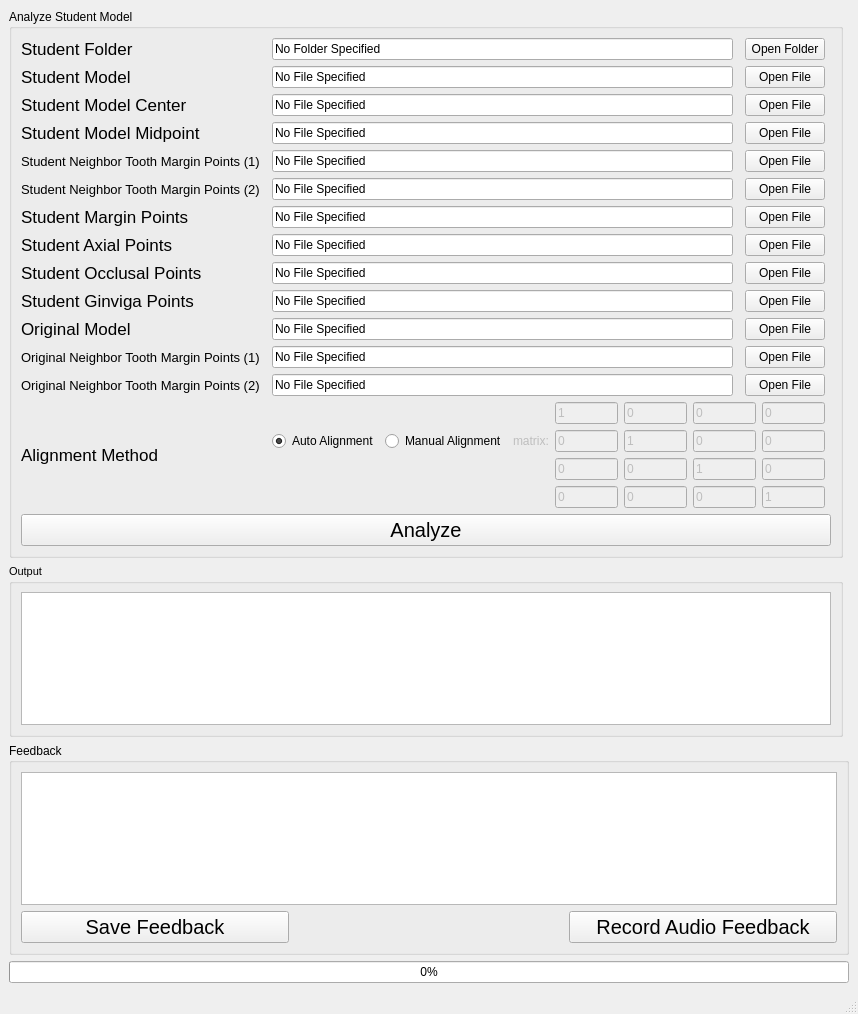
SenyangJiang/DentalAnalyzer, file mainwindow.ui: the form before one commit.
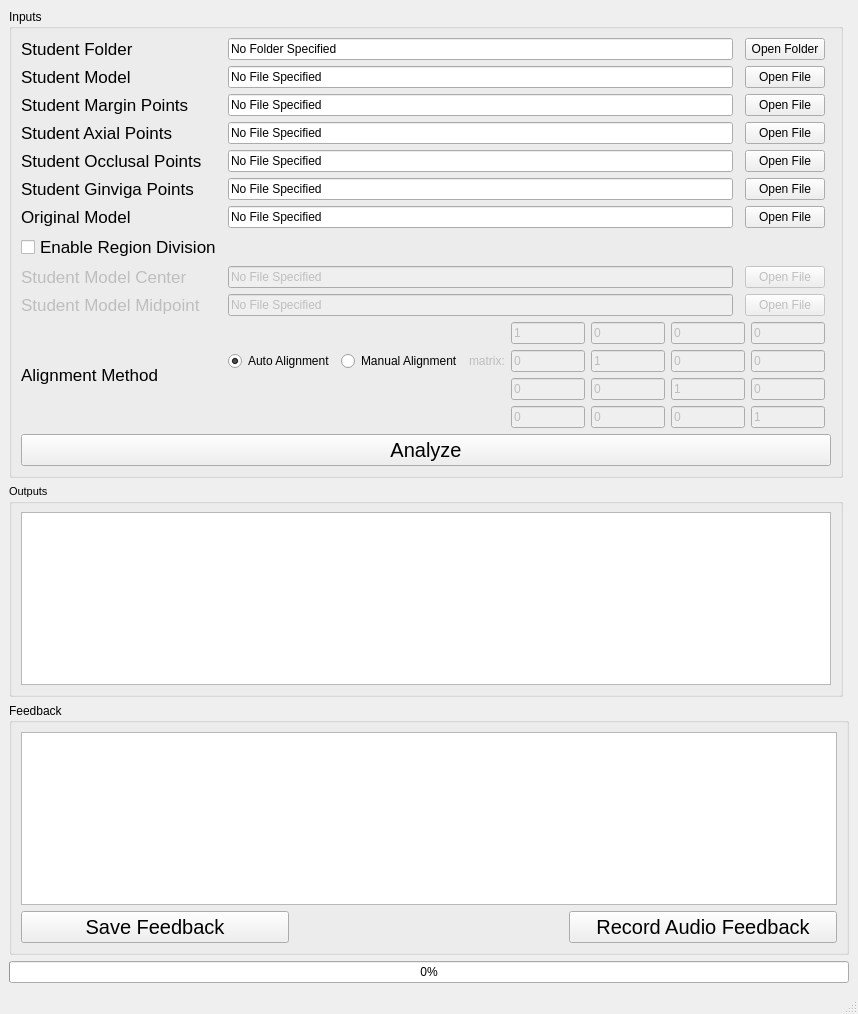
The form after the commit.

What changed in the file:
```diff
--- a/mainwindow.ui
+++ b/mainwindow.ui
@@ -41,7 +41,7 @@
          </font>
         </property>
         <property name="title">
-         <string>Output</string>
+         <string>Outputs</string>
         </property>
         <layout class="QGridLayout" name="gridLayout_6">
          <item row="0" column="0">
@@ -132,34 +132,84 @@
          <bool>false</bool>
         </property>
         <property name="title">
-         <string>Analyze Student Model</string>
+         <string>Inputs</string>
         </property>
         <property name="flat">
          <bool>false</bool>
         </property>
-        <layout class="QGridLayout" name="gridLayout" columnstretch="0,0,0,0,0,0">
-         <item row="8" column="2">
-          <widget class="QLineEdit" name="lineEditStudentOcclusalPoints">
-           <property name="focusPolicy">
-            <enum>Qt::ClickFocus</enum>
+        <layout class="QGridLayout" name="gridLayout" columnstretch="0,0,0,0,0">
+         <item row="4" column="0">
+          <widget class="QLabel" name="label_3">
+           <property name="font">
+            <font>
+             <family>Arial</family>
+             <pointsize>13</pointsize>
+            </font>
            </property>
            <property name="text">
-            <string>No File Specified</string>
+            <string>Student Margin Points</string>
            </property>
-           <property name="readOnly">
-            <bool>true</bool>
+          </widget>
+         </item>
+         <item row="11" column="3">
+          <widget class="QPushButton" name="pushButtonStudentMidpoint">
+           <property name="enabled">
+            <bool>false</bool>
            </property>
+           <property name="text">
+            <string>Open File</string>
+           </property>
           </widget>
          </item>
-         <item row="10" column="4">
+         <item row="5" column="3">
+          <widget class="QPushButton" name="pushButtonStudentAxialPoints">
+           <property name="text">
+            <string>Open File</string>
+           </property>
+          </widget>
+         </item>
+         <item row="8" column="0">
+          <widget class="QLabel" name="label_7">
+           <property name="font">
+            <font>
+             <family>Arial</family>
+             <pointsize>13</pointsize>
+            </font>
+           </property>
+           <property name="text">
+            <string>Original Model</string>
+           </property>
+          </widget>
+         </item>
+         <item row="4" column="3">
+          <widget class="QPushButton" name="pushButtonStudentMarginPoints">
+           <property name="text">
+            <string>Open File</string>
+           </property>
+          </widget>
+         </item>
+         <item row="6" column="0">
+          <widget class="QLabel" name="label_5">
+           <property name="font">
+            <font>
+             <family>Arial</family>
+             <pointsize>13</pointsize>
+            </font>
+           </property>
+           <property name="text">
+            <string>Student Occlusal Points</string>
+           </property>
+          </widget>
+         </item>
+         <item row="8" column="3">
           <widget class="QPushButton" name="pushButtonOriginalModel">
            <property name="text">
             <string>Open File</string>
            </property>
           </widget>
          </item>
-         <item row="0" column="0">
-          <widget class="QLabel" name="label">
+         <item row="5" column="0">
+          <widget class="QLabel" name="label_4">
            <property name="font">
             <font>
              <family>Arial</family>
@@ -167,11 +217,138 @@
             </font>
            </property>
            <property name="text">
-            <string>Student Folder</string>
+            <string>Student Axial Points</string>
            </property>
           </widget>
          </item>
-         <item row="0" column="4">
+         <item row="10" column="0">
+          <widget class="QLabel" name="labelStudentCenter">
+           <property name="enabled">
+            <bool>false</bool>
+           </property>
+           <property name="font">
+            <font>
+             <family>Arial</family>
+             <pointsize>13</pointsize>
+            </font>
+           </property>
+           <property name="text">
+            <string>Student Model Center</string>
+           </property>
+          </widget>
+         </item>
+         <item row="1" column="3">
+          <widget class="QPushButton" name="pushButtonStudentModel">
+           <property name="text">
+            <string>Open File</string>
+           </property>
+          </widget>
+         </item>
+         <item row="1" column="1">
+          <widget class="QLineEdit" name="lineEditStudentModel">
+           <property name="focusPolicy">
+            <enum>Qt::ClickFocus</enum>
+           </property>
+           <property name="text">
+            <string>No File Specified</string>
+           </property>
+           <property name="readOnly">
+            <bool>true</bool>
+           </property>
+          </widget>
+         </item>
+         <item row="1" column="0">
+          <widget class="QLabel" name="label_2">
+           <property name="font">
+            <font>
+             <family>Arial</family>
+             <pointsize>13</pointsize>
+            </font>
+           </property>
+           <property name="text">
+            <string>Student Model</string>
+           </property>
+          </widget>
+         </item>
+         <item row="6" column="3">
+          <widget class="QPushButton" name="pushButtonStudentOcclusalPoints">
+           <property name="text">
+            <string>Open File</string>
+           </property>
+          </widget>
+         </item>
+         <item row="7" column="0">
+          <widget class="QLabel" name="label_6">
+           <property name="font">
+            <font>
+             <family>Arial</family>
+             <pointsize>13</pointsize>
+            </font>
+           </property>
+           <property name="frameShape">
+            <enum>QFrame::NoFrame</enum>
+           </property>
+           <property name="text">
+            <string>Student Ginviga Points</string>
+           </property>
+          </widget>
+         </item>
+         <item row="11" column="0">
+          <widget class="QLabel" name="labelStudentMidpoint">
+           <property name="enabled">
+            <bool>false</bool>
+           </property>
+           <property name="font">
+            <font>
+             <family>Arial</family>
+             <pointsize>13</pointsize>
+            </font>
+           </property>
+           <property name="text">
+            <string>Student Model Midpoint</string>
+           </property>
+          </widget>
+         </item>
+         <item row="11" column="1">
+          <widget class="QLineEdit" name="lineEditStudentMidpoint">
+           <property name="enabled">
+            <bool>false</bool>
+           </property>
+           <property name="text">
+            <string>No File Specified</string>
+           </property>
+           <property name="readOnly">
+            <bool>true</bool>
+           </property>
+          </widget>
+         </item>
+         <item row="0" column="1">
+          <widget class="QLineEdit" name="lineEditStudentFolder">
+           <property name="focusPolicy">
+            <enum>Qt::ClickFocus</enum>
+           </property>
+           <property name="text">
+            <string>No Folder Specified</string>
+           </property>
+           <property name="readOnly">
+            <bool>true</bool>
+           </property>
+          </widget>
+         </item>
+         <item row="7" column="1">
+          <widget class="QLineEdit" name="lineEditStudentGingivaPoints">
+           <property name="focusPolicy">
+            <enum>Qt::ClickFocus</enum>
+           </property>
+           <property name="text">
+            <string>No File Specified</string>
+           </property>
+           <property name="readOnly">
+            <bool>true</bool>
+           </property>
+          </widget>
+         </item>
+         <item row="0" column="3">
           <widget class="QPushButton" name="pushButtonStudentFolder">
            <property name="text">
             <string>Open Folder</string>
@@ -193,30 +370,7 @@
            </property>
           </widget>
          </item>
-         <item row="22" column="0" colspan="6">
-          <widget class="QPushButton" name="pushButtonAnalyze">
-           <property name="font">
-            <font>
-             <family>Arial</family>
-             <pointsize>15</pointsize>
-            </font>
-           </property>
-           <property name="text">
-            <string>Analyze</string>
-           </property>
-          </widget>
-         </item>
-         <item row="2" column="2">
-          <widget class="QLineEdit" name="lineEditStudentCenter">
-           <property name="text">
-            <string>No File Specified</string>
-           </property>
-           <property name="readOnly">
-            <bool>true</bool>
-           </property>
-          </widget>
-         </item>
-         <item row="6" column="2">
+         <item row="4" column="1">
           <widget class="QLineEdit" name="lineEditStudentMarginPoints">
            <property name="focusPolicy">
             <enum>Qt::ClickFocus</enum>
@@ -229,59 +383,12 @@
            </property>
           </widget>
          </item>
-         <item row="7" column="0">
-          <widget class="QLabel" name="label_4">
-           <property name="font">
-            <font>
-             <family>Arial</family>
-             <pointsize>13</pointsize>
-            </font>
-           </property>
-           <property name="text">
-            <string>Student Axial Points</string>
-           </property>
-          </widget>
-         </item>
-         <item row="7" column="4">
-          <widget class="QPushButton" name="pushButtonStudentAxialPoints">
-           <property name="text">
-            <string>Open File</string>
-           </property>
-          </widget>
-         </item>
-         <item row="6" column="4">
-          <widget class="QPushButton" name="pushButtonStudentMarginPoints">
-           <property name="text">
-            <string>Open File</string>
-           </property>
-          </widget>
-         </item>
-         <item row="8" column="4">
-          <widget class="QPushButton" name="pushButtonStudentOcclusalPoints">
-           <property name="text">
-            <string>Open File</string>
-           </property>
-          </widget>
-         </item>
-         <item row="0" column="2">
-          <widget class="QLineEdit" name="lineEditStudentFolder">
+         <item row="6" column="1">
+          <widget class="QLineEdit" name="lineEditStudentOcclusalPoints">
            <property name="focusPolicy">
             <enum>Qt::ClickFocus</enum>
            </property>
            <property name="text">
-            <string>No Folder Specified</string>
-           </property>
-           <property name="readOnly">
-            <bool>true</bool>
-           </property>
-          </widget>
-         </item>
-         <item row="7" column="2">
-          <widget class="QLineEdit" name="lineEditStudentAxialPoints">
-           <property name="focusPolicy">
-            <enum>Qt::ClickFocus</enum>
-           </property>
-           <property name="text">
             <string>No File Specified</string>
            </property>
            <property name="readOnly">
@@ -289,121 +396,30 @@
            </property>
           </widget>
          </item>
-         <item row="4" column="0">
-          <widget class="QLabel" name="label_9">
+         <item row="0" column="0">
+          <widget class="QLabel" name="label">
            <property name="font">
             <font>
              <family>Arial</family>
-             <pointsize>10</pointsize>
-            </font>
-           </property>
-           <property name="text">
-            <string>Student Neighbor Tooth Margin Points (1)</string>
-           </property>
-          </widget>
-         </item>
-         <item row="3" column="0">
-          <widget class="QLabel" name="label_11">
-           <property name="font">
-            <font>
-             <family>Arial</family>
              <pointsize>13</pointsize>
             </font>
            </property>
            <property name="text">
-            <string>Student Model Midpoint</string>
+            <string>Student Folder</string>
            </property>
           </widget>
          </item>
-         <item row="13" column="0">
-          <widget class="QLabel" name="label_8">
-           <property name="font">
-            <font>
-             <family>Arial</family>
-             <pointsize>13</pointsize>
-            </font>
+         <item row="10" column="3">
+          <widget class="QPushButton" name="pushButtonStudentCenter">
+           <property name="enabled">
+            <bool>false</bool>
            </property>
            <property name="text">
-            <string>Alignment Method</string>
+            <string>Open File</string>
            </property>
           </widget>
          </item>
-         <item row="3" column="2">
-          <widget class="QLineEdit" name="lineEditStudentMidpoint">
-           <property name="text">
-            <string>No File Specified</string>
-           </property>
-           <property name="readOnly">
-            <bool>true</bool>
-           </property>
-          </widget>
-         </item>
-         <item row="9" column="0">
-          <widget class="QLabel" name="label_6">
-           <property name="font">
-            <font>
-             <family>Arial</family>
-             <pointsize>13</pointsize>
-            </font>
-           </property>
-           <property name="frameShape">
-            <enum>QFrame::NoFrame</enum>
-           </property>
-           <property name="text">
-            <string>Student Ginviga Points</string>
-           </property>
-          </widget>
-         </item>
-         <item row="2" column="0">
-          <widget class="QLabel" name="label_10">
-           <property name="font">
-            <font>
-             <family>Arial</family>
-             <pointsize>13</pointsize>
-            </font>
-           </property>
-           <property name="text">
-            <string>Student Model Center</string>
-           </property>
-          </widget>
-         </item>
-         <item row="10" column="2">
-          <widget class="QLineEdit" name="lineEditOriginalModel">
-           <property name="text">
-            <string>No File Specified</string>
-           </property>
-           <property name="readOnly">
-            <bool>true</bool>
-           </property>
-          </widget>
-         </item>
-         <item row="8" column="0">
-          <widget class="QLabel" name="label_5">
-           <property name="font">
-            <font>
-             <family>Arial</family>
-             <pointsize>13</pointsize>
-            </font>
-           </property>
-           <property name="text">
-            <string>Student Occlusal Points</string>
-           </property>
-          </widget>
-         </item>
-         <item row="1" column="0">
-          <widget class="QLabel" name="label_2">
-           <property name="font">
-            <font>
-             <family>Arial</family>
-             <pointsize>13</pointsize>
-            </font>
-           </property>
-           <property name="text">
-            <string>Student Model</string>
-           </property>
-          </widget>
-         </item>
-         <item row="13" column="2" colspan="3">
+         <item row="12" column="1" colspan="3">
           <layout class="QGridLayout" name="gridLayout_2" columnstretch="4,0,0,0,0,0,0">
            <item row="1" column="1">
             <widget class="QRadioButton" name="radioButtonManualAlignment">
@@ -600,26 +616,9 @@
            </item>
           </layout>
          </item>
-         <item row="1" column="4">
-          <widget class="QPushButton" name="pushButtonStudentModel">
+         <item row="8" column="1">
+          <widget class="QLineEdit" name="lineEditOriginalModel">
            <property name="text">
-            <string>Open File</string>
-           </property>
-          </widget>
-         </item>
-         <item row="4" column="4">
-          <widget class="QPushButton" name="pushButtonStudentNeighborToothMarginPoints1">
-           <property name="text">
-            <string>Open File</string>
-           </property>
-          </widget>
-         </item>
-         <item row="9" column="2">
-          <widget class="QLineEdit" name="lineEditStudentGingivaPoints">
-           <property name="focusPolicy">
-            <enum>Qt::ClickFocus</enum>
-           </property>
-           <property name="text">
             <string>No File Specified</string>
            </property>
            <property name="readOnly">
@@ -627,62 +626,21 @@
            </property>
           </widget>
          </item>
-         <item row="9" column="4">
-          <widget class="QPushButton" name="pushButtonStudentGingivaPoints">
-           <property name="text">
-            <string>Open File</string>
-           </property>
-          </widget>
-         </item>
-         <item row="2" column="4">
-          <widget class="QPushButton" name="pushButtonStudentCenter">
-           <property name="text">
-            <string>Open File</string>
-           </property>
-          </widget>
-         </item>
-         <item row="6" column="0">
-          <widget class="QLabel" name="label_3">
+         <item row="21" column="0" colspan="5">
+          <widget class="QPushButton" name="pushButtonAnalyze">
            <property name="font">
             <font>
              <family>Arial</family>
-             <pointsize>13</pointsize>
+             <pointsize>15</pointsize>
             </font>
            </property>
            <property name="text">
-            <string>Student Margin Points</string>
+            <string>Analyze</string>
            </property>
           </widget>
          </item>
-         <item row="10" column="0">
-          <widget class="QLabel" name="label_7">
-           <property name="font">
-            <font>
-             <family>Arial</family>
-             <pointsize>13</pointsize>
-            </font>
-           </property>
-           <property name="text">
-            <string>Original Model</string>
-           </property>
-          </widget>
-         </item>
-         <item row="3" column="4">
-          <widget class="QPushButton" name="pushButtonStudentMidpoint">
-           <property name="text">
-            <string>Open File</string>
-           </property>
-          </widget>
-         </item>
-         <item row="4" column="2">
-          <widget class="QLineEdit" name="lineEditStudentNeighborToothMarginPoints1">
-           <property name="text">
-            <string>No File Specified</string>
-           </property>
-          </widget>
-         </item>
-         <item row="1" column="2">
-          <widget class="QLineEdit" name="lineEditStudentModel">
+         <item row="5" column="1">
+          <widget class="QLineEdit" name="lineEditStudentAxialPoints">
            <property name="focusPolicy">
             <enum>Qt::ClickFocus</enum>
            </property>
@@ -694,84 +652,49 @@
            </property>
           </widget>
          </item>
-         <item row="5" column="4">
-          <widget class="QPushButton" name="pushButtonStudentNeighborToothMarginPoints2">
-           <property name="text">
-            <string>Open File</string>
-           </property>
-          </widget>
-         </item>
-         <item row="5" column="2">
-          <widget class="QLineEdit" name="lineEditStudentNeighborToothMarginPoints2">
-           <property name="text">
-            <string>No File Specified</string>
-           </property>
-          </widget>
-         </item>
-         <item row="5" column="0">
-          <widget class="QLabel" name="label_12">
-           <property name="font">
-            <font>
-             <family>Arial</family>
-             <pointsize>10</pointsize>
-            </font>
-           </property>
-           <property name="text">
-            <string>Student Neighbor Tooth Margin Points (2)</string>
-           </property>
-          </widget>
-         </item>
-         <item row="11" column="0">
-          <widget class="QLabel" name="label_13">
-           <property name="font">
-            <font>
-             <family>Arial</family>
-             <pointsize>10</pointsize>
-            </font>
-           </property>
-           <property name="text">
-            <string>Original Neighbor Tooth Margin Points (1)</string>
-           </property>
-          </widget>
-         </item>
          <item row="12" column="0">
-          <widget class="QLabel" name="label_14">
+          <widget class="QLabel" name="label_8">
            <property name="font">
             <font>
              <family>Arial</family>
-             <pointsize>10</pointsize>
+             <pointsize>13</pointsize>
             </font>
            </property>
            <property name="text">
-            <string>Original Neighbor Tooth Margin Points (2)</string>
+            <string>Alignment Method</string>
            </property>
           </widget>
          </item>
-         <item row="11" column="2">
-          <widget class="QLineEdit" name="lineEditOriginalNeighborToothMarginPoints1">
+         <item row="7" column="3">
+          <widget class="QPushButton" name="pushButtonStudentGingivaPoints">
            <property name="text">
-            <string>No File Specified</string>
+            <string>Open File</string>
            </property>
           </widget>
          </item>
-         <item row="12" column="2">
-          <widget class="QLineEdit" name="lineEditOriginalNeighborToothMarginPoints2">
+         <item row="10" column="1">
+          <widget class="QLineEdit" name="lineEditStudentCenter">
+           <property name="enabled">
+            <bool>false</bool>
+           </property>
            <property name="text">
             <string>No File Specified</string>
            </property>
-          </widget>
-         </item>
-         <item row="11" column="4">
-          <widget class="QPushButton" name="pushButtonOriginalNeighborToothMarginPoints1">
-           <property name="text">
-            <string>Open File</string>
+           <property name="readOnly">
+            <bool>true</bool>
            </property>
           </widget>
          </item>
-         <item row="12" column="4">
-          <widget class="QPushButton" name="pushButtonOriginalNeighborToothMarginPoints2">
+         <item row="9" column="0">
+          <widget class="QCheckBox" name="checkBoxDivision">
+           <property name="font">
+            <font>
+             <family>Arial</family>
+             <pointsize>13</pointsize>
+            </font>
+           </property>
            <property name="text">
-            <string>Open File</string>
+            <string>Enable Region Division</string>
            </property>
           </widget>
          </item>
```
